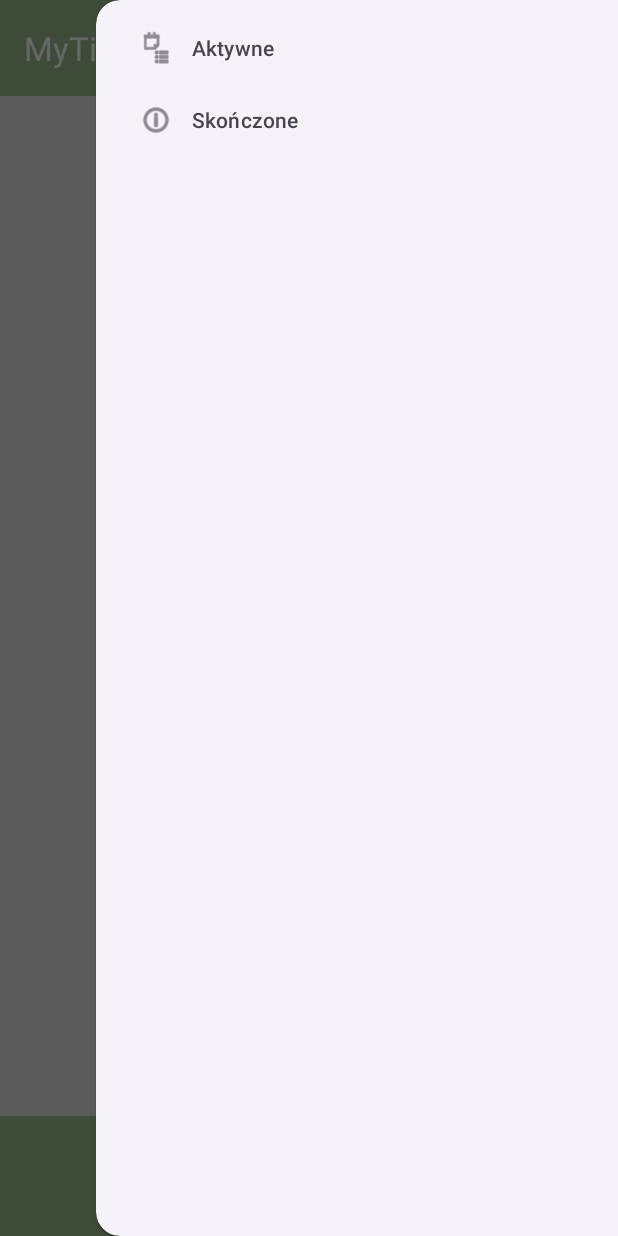
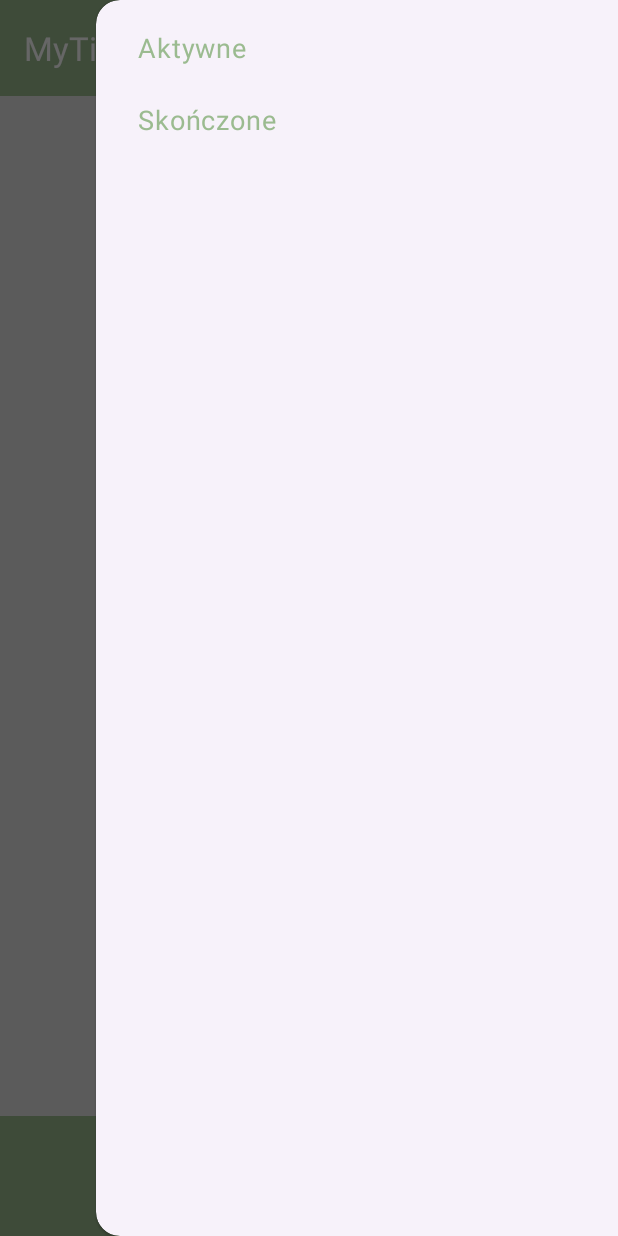
Before and after one commit to Sanguinius90/PSM_Projekt, an Android app: the screen it shows after launch (MainActivity), with the side drawer open, on a phone screen of 412 x 824 dp. Run offline under Robolectric (Android 15) with nearby library versions, the phone set to English and light mode, and no system bars; our stand-ins replace Room's generated code; 1 statement that could not run was skipped.

Commit message:
Poprawa menu bocznego. Usunięcie ikonek, powiększenie napisów i zmaia koloru na zielony

```diff
--- a/app/src/main/res/layout/activity_main.xml
+++ b/app/src/main/res/layout/activity_main.xml
@@ -63,5 +63,8 @@
         android:layout_height="match_parent"
         android:layout_gravity="end"
         app:menu="@menu/drawer_menu"
-        android:fitsSystemWindows="true"/>
+        app:itemTextAppearance="@style/DrawerMenuTextStyle"
+        app:itemTextColor="@color/green"
+        android:fitsSystemWindows="true" />
+
 </androidx.drawerlayout.widget.DrawerLayout>
--- a/app/src/main/res/menu/drawer_menu.xml
+++ b/app/src/main/res/menu/drawer_menu.xml
@@ -1,10 +1,8 @@
 <menu xmlns:android="http://schemas.android.com/apk/res/android">
     <item
         android:id="@+id/nav_active"
-        android:title="Aktywne"
-        android:icon="@android:drawable/ic_menu_agenda" />
+        android:title="Aktywne" />
     <item
         android:id="@+id/nav_done"
-        android:title="Skończone"
-        android:icon="@android:drawable/ic_menu_info_details" />
+        android:title="Skończone" />
 </menu>
--- a/app/src/main/res/values/styles.xml
+++ b/app/src/main/res/values/styles.xml
@@ -15,4 +15,9 @@
         <item name="colorOnPrimary">@android:color/white</item>
     </style>
 
+    <style name="DrawerMenuTextStyle" parent="TextAppearance.Material3.BodyLarge">
+        <item name="android:textSize">18sp</item>         <!-- większy tekst -->
+        <item name="android:textColor">@color/green</item> <!-- Twój zielony kolor -->
+    </style>
+
 </resources>
```
